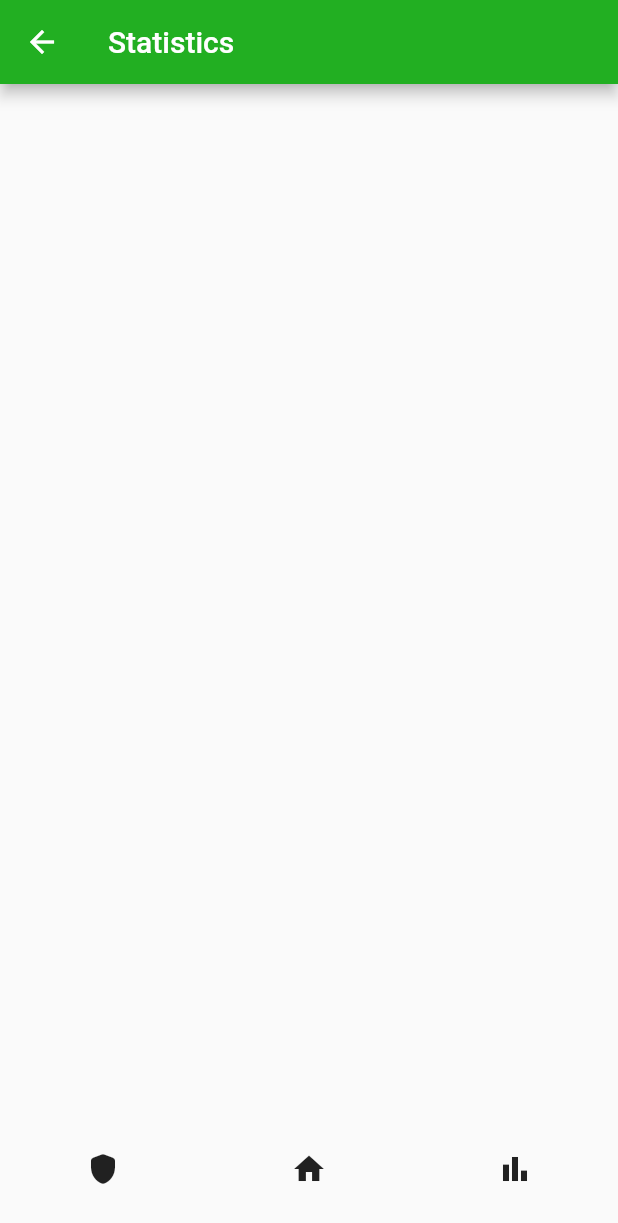
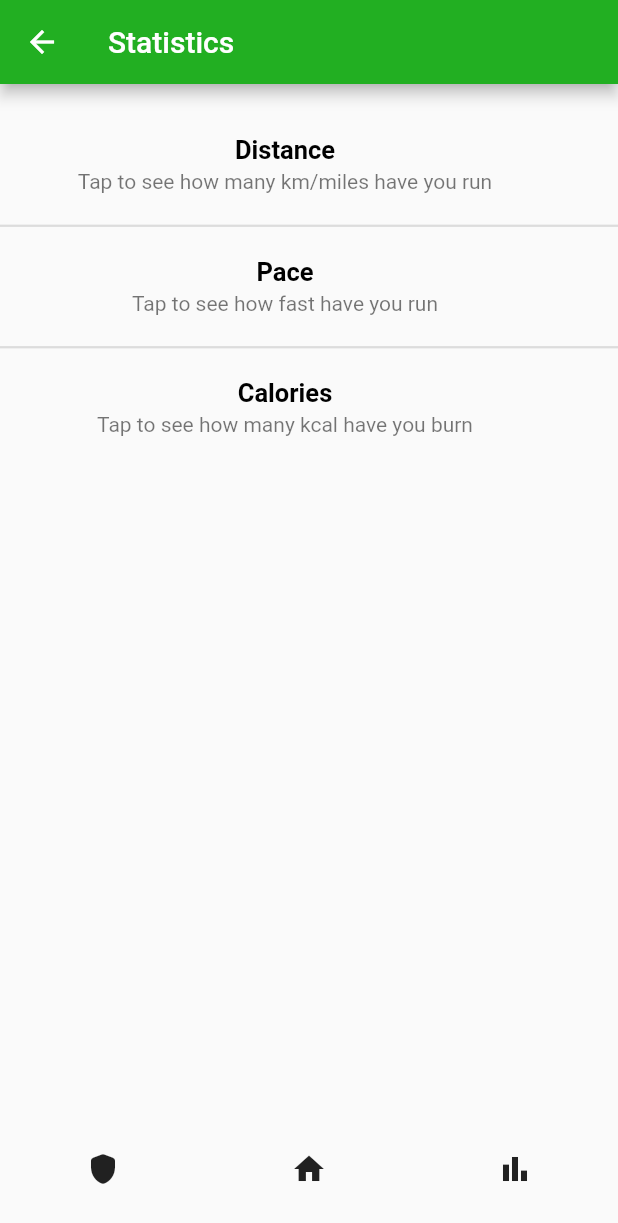
Before and after one commit to valemascio/KIPOS, a Flutter app: the StatisticsPage screen opened by its route, on a phone screen of 412 x 824 dp. Shown: the top 1223 px of the screen. Run offline on Flutter 3.47's test engine with Material 2 defaults, Android fonts, the phone set to English and light mode, and no system bars; drawn by our look-alikes of expansion_tile_card; our stand-ins replace flutter_login, material_design_icons_flutter; missing offline and left inert: fitbitter; network calls fail.

Commit message:
statistics page

```diff
--- a/kipos/lib/screens/badgePage.dart
+++ b/kipos/lib/screens/badgePage.dart
@@ -11,7 +11,7 @@ class BadgePage extends StatelessWidget {
   Widget build(BuildContext context) {
     return Scaffold(
       appBar: AppBar(
-        title: (const Text('Bages')),
+        title: (const Text('Badges')),
         backgroundColor: const Color.fromARGB(255, 34, 175, 34),
         leading: IconButton(
           icon: const Icon(
--- a/kipos/lib/screens/homePage.dart
+++ b/kipos/lib/screens/homePage.dart
@@ -18,7 +18,7 @@ class HomePage extends StatelessWidget {
     int _selectedIndex = 0;
     return Scaffold(
       appBar: AppBar(
-        title: (const Text('KÌPOS',
+        title: (const Text('KÍPOS',
             style: TextStyle(
                 color: Color.fromARGB(255, 255, 255, 255),
                 fontSize: 30,
@@ -62,7 +62,7 @@ class HomePage extends StatelessWidget {
         child: Column(
           children: [
             const Text(' '),
-            const Text('Weekly Schedule',
+            const Text('🏃🏻‍♂️ Weekly Schedule 🏋🏻‍♂️',
                 style: TextStyle(
                     color: Color.fromARGB(255, 0, 0, 0),
                     fontSize: 20,
--- a/kipos/lib/screens/statisticsPage.dart
+++ b/kipos/lib/screens/statisticsPage.dart
@@ -1,6 +1,8 @@
 import 'package:flutter/material.dart';
 import 'package:kipos/screens/badgePage.dart';
 import 'package:kipos/screens/homePage.dart';
+import 'package:expansion_tile_card/expansion_tile_card.dart';
+import 'package:flutter/src/widgets/basic.dart';
 
 class StatisticsPage extends StatelessWidget {
   const StatisticsPage({Key? key}) : super(key: key);
@@ -14,14 +16,96 @@ class StatisticsPage extends StatelessWidget {
         appBar: AppBar(
           title: (const Text('Statistics')),
           backgroundColor: const Color.fromARGB(255, 34, 175, 34),
-        leading: IconButton(
-          icon: const Icon(
-            Icons.arrow_back,
-            color: Colors.white,
         ),
-          onPressed: () {
-            Navigator.pop(context);
-          },
+        body: Center(
+          child: Column(
+            children: const [
+              Text(' '),
+              ExpansionTileCard(
+                title: Text('Distance',
+                    textAlign: TextAlign.center,
+                    style: TextStyle(
+                      color: Color.fromARGB(255, 0, 0, 0),
+                      fontSize: 17,
+                      fontWeight: FontWeight.bold,
+                    )),
+                subtitle: Text('Tap to see how many km/miles have you run',
+                    textAlign: TextAlign.center),
+                children: <Widget>[
+                  Align(
+                    alignment: Alignment.center,
+                    child: Padding(
+                      padding: EdgeInsets.symmetric(
+                        horizontal: 16.0,
+                        vertical: 8.0,
+                      ),
+                      child: Text('You have run this many km'),
+                    ),
+                  ),
+                ],
+                trailing: SizedBox(),
+              ),
+              Divider(
+                height: 5,
+                thickness: 1.5,
+              ),
+              ExpansionTileCard(
+                title: Text('Pace',
+                    textAlign: TextAlign.center,
+                    style: TextStyle(
+                      color: Color.fromARGB(255, 0, 0, 0),
+                      fontSize: 17,
+                      fontWeight: FontWeight.bold,
+                    )),
+                subtitle: Text('Tap to see how fast have you run',
+                    textAlign: TextAlign.center),
+                children: <Widget>[
+                  Align(
+                    alignment: Alignment.center,
+                    child: Padding(
+                      padding: EdgeInsets.symmetric(
+                        horizontal: 16.0,
+                        vertical: 8.0,
+                      ),
+                      child: Text('You have run this fast'),
+                    ),
+                  ),
+                ],
+                trailing: SizedBox(),
+              ),
+              Divider(
+                height: 5,
+                thickness: 1.5,
+              ),
+              ExpansionTileCard(
+                title: Text('Calories',
+                    textAlign: TextAlign.center,
+                    style: TextStyle(
+                      color: Color.fromARGB(255, 0, 0, 0),
+                      fontSize: 17,
+                      fontWeight: FontWeight.bold,
+                    )),
+                subtitle: Text('Tap to see how many kcal have you burn',
+                    textAlign: TextAlign.center),
+                children: <Widget>[
+                  Align(
+                    alignment: Alignment.center,
+                    child: Padding(
+                      padding: EdgeInsets.symmetric(
+                        horizontal: 16.0,
+                        vertical: 8.0,
+                      ),
+                      child: Text('You have burn this many kcal'),
+                    ),
+                  ),
+                ],
+                trailing: SizedBox(),
+              ),
+              /*Divider(
+                height: 5,
+                thickness: 1.5,
+              ),*/
+            ],
           ),
         ),
         bottomNavigationBar: Container(
@@ -43,8 +127,6 @@ class StatisticsPage extends StatelessWidget {
                     onPressed: () {},
                     icon: Icon(Icons.bar_chart, semanticLabel: 'Statistics')),
               ],
-        ),
-      ),
-    );
+            )));
   }
 }
--- a/kipos/lib/screens/tipsPage.dart
+++ b/kipos/lib/screens/tipsPage.dart
@@ -1,19 +1,3 @@
-/*
-      appBar: AppBar(
-        title: const Text('Tips'),
-        leading: IconButton(
-          icon: const Icon(
-            Icons.arrow_back,
-            color: Colors.white,
-          ),
-          onPressed: () {
-            Navigator.pop(context);
-          },
-        ),
-        backgroundColor: const Color.fromARGB(255, 34, 175, 34),
-      ),
-      body: */
-
 import 'package:flutter/foundation.dart';
 import 'package:flutter/material.dart';
 
```
Also changed, not shown: 1 other file. Lines whose indentation alone changed are shown as unchanged.
